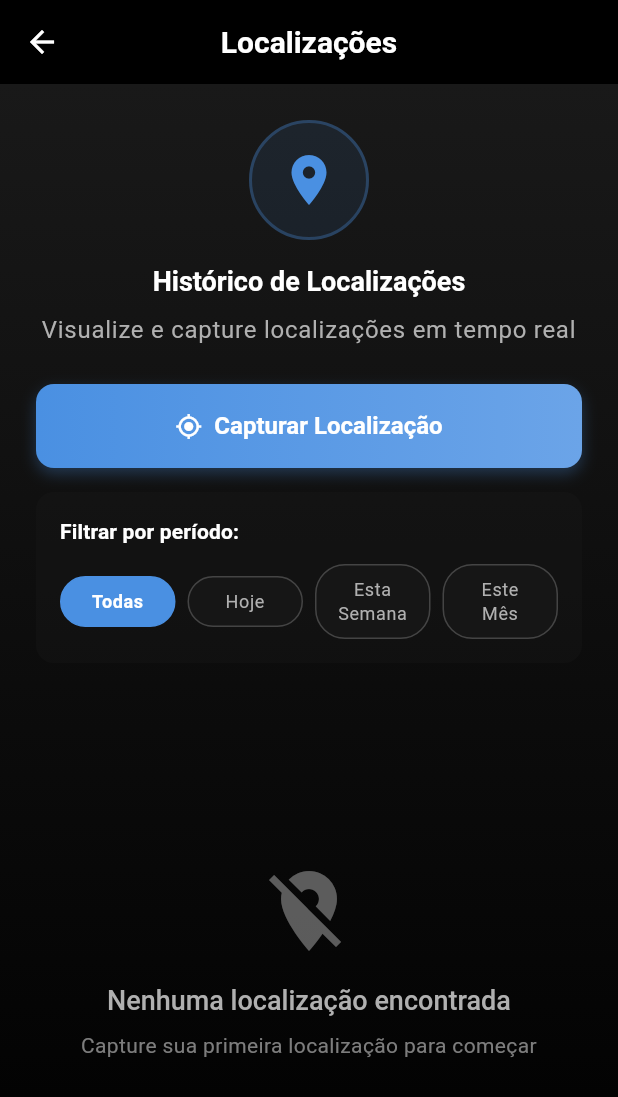
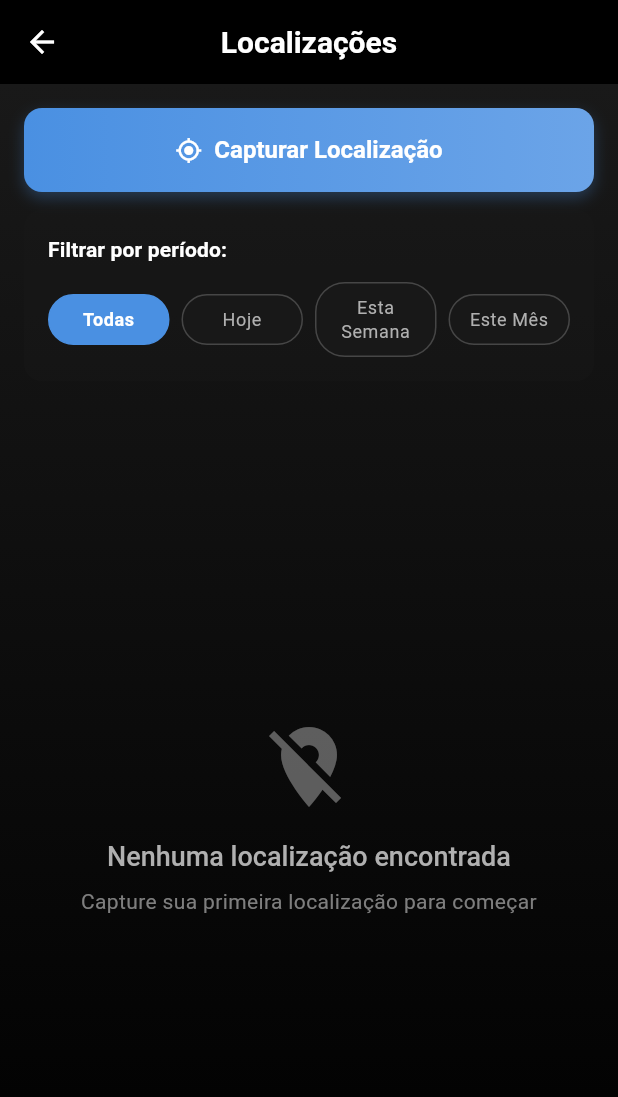
Before and after one commit to brunmdesv/loveconf, a Flutter app: the LocationsScreen screen opened directly, on a phone screen of 412 x 824 dp. Shown: the top 1097 px of the screen. Run offline on Flutter 3.47's test engine with Material 3 defaults, Android fonts, the phone set to English and light mode, and no system bars; our stand-ins replace battery_plus, cloud_firestore, connectivity_plus, device_info_plus, firebase_core, firebase_messaging and 7 more; missing offline and left inert: clipboard, network_info_plus; accounts and stored records are empty.

Commit message:
✨ Remoção de itens de informação desnecessários na tela de detalhes de localização e ajustes na tela de localizações, incluindo redução de espaçamentos e padding para melhor organização visual. Refatoração do código para simplificação da interface do usuário.

```diff
--- a/lib/screens/locations_screen.dart
+++ b/lib/screens/locations_screen.dart
@@ -214,52 +214,10 @@ class _LocationsScreenState extends State<LocationsScreen> {
         ),
         child: SafeArea(
           child: Padding(
-            padding: const EdgeInsets.all(24.0),
+            padding: const EdgeInsets.all(16.0),
             child: Column(
               children: [
-                // Header
-                Container(
-                  margin: const EdgeInsets.only(bottom: 24),
-                  child: Column(
-                    children: [
-                      Container(
-                        width: 80,
-                        height: 80,
-                        decoration: BoxDecoration(
-                          color: AppTheme.accentColor.withValues(alpha: 0.1),
-                          shape: BoxShape.circle,
-                          border: Border.all(
-                            color: AppTheme.accentColor.withValues(alpha: 0.3),
-                            width: 2,
-                          ),
-                        ),
-                        child: Icon(
-                          Icons.location_on,
-                          size: 40,
-                          color: AppTheme.accentColor,
-                        ),
-                      ),
-                      const SizedBox(height: 16),
-                      Text(
-                        'Histórico de Localizações',
-                        style: Theme.of(context).textTheme.headlineSmall?.copyWith(
-                          color: AppTheme.textPrimary,
-                          fontWeight: FontWeight.bold,
-                        ),
-                        textAlign: TextAlign.center,
-                      ),
-                      const SizedBox(height: 8),
-                      Text(
-                        'Visualize e capture localizações em tempo real',
-                        style: Theme.of(context).textTheme.bodyLarge?.copyWith(
-                          color: AppTheme.textSecondary,
-                          fontSize: 16,
-                        ),
-                        textAlign: TextAlign.center,
-                      ),
-                    ],
-                  ),
-                ),
+
 
                 // Botão Capturar Localização
                 SizedBox(
@@ -271,7 +229,7 @@ class _LocationsScreenState extends State<LocationsScreen> {
                   ),
                 ),
 
-                const SizedBox(height: 16),
+                const SizedBox(height: 12),
 
                 // Filtros de data
                 Container(
@@ -314,7 +272,7 @@ class _LocationsScreenState extends State<LocationsScreen> {
                   ),
                 ),
 
-                const SizedBox(height: 16),
+                const SizedBox(height: 12),
 
                 // Botão de Exportar
                 if (_filteredLocations.isNotEmpty)
@@ -328,7 +286,7 @@ class _LocationsScreenState extends State<LocationsScreen> {
                     ),
                   ),
 
-                const SizedBox(height: 24),
+                const SizedBox(height: 16),
 
                 // Lista de localizações
                 Expanded(
@@ -393,12 +351,12 @@ class _LocationsScreenState extends State<LocationsScreen> {
 
   Widget _buildLocationCard(LocationRecord location) {
     return Container(
-      margin: const EdgeInsets.only(bottom: 16),
+      margin: const EdgeInsets.only(bottom: 12),
       child: GestureDetector(
         onTap: () => _navigateToLocationDetails(location),
         child: Card(
           child: Padding(
-            padding: const EdgeInsets.all(16.0),
+            padding: const EdgeInsets.all(12.0),
             child: Column(
               crossAxisAlignment: CrossAxisAlignment.start,
               children: [
@@ -450,7 +408,7 @@ class _LocationsScreenState extends State<LocationsScreen> {
                   ],
                 ),
 
-                const SizedBox(height: 16),
+                const SizedBox(height: 12),
 
                 // Coordenadas
                 Container(
@@ -524,29 +482,10 @@ class _LocationsScreenState extends State<LocationsScreen> {
                   ],
                 ),
 
-                // PIN da conexão (se disponível)
-                if (location.connectionPin != null) ...[
-                  const SizedBox(height: 8),
-                  Row(
-                    children: [
-                      Icon(
-                        Icons.link,
-                        color: AppTheme.textSecondary,
-                        size: 16,
-                      ),
-                      const SizedBox(width: 8),
-                      Text(
-                        'PIN: ${location.connectionPin}',
-                        style: Theme.of(context).textTheme.bodySmall?.copyWith(
-                          color: AppTheme.textSecondary,
-                        ),
-                      ),
-                    ],
-                  ),
-                ],
+
 
                 // Indicador de toque
-                const SizedBox(height: 12),
+                const SizedBox(height: 8),
                 Row(
                   mainAxisAlignment: MainAxisAlignment.center,
                   children: [
```
Also changed, not shown: lib/screens/location_details_screen.dart (+0 -25 lines).
